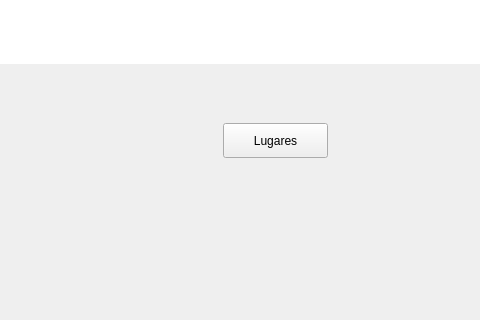
eriklemy/Detetive, file ui/thirteenthwindow.ui: the form before one commit; both pictures show x 437 to 917 and y 327 to 647 of the 1366 by 768 pixel window.
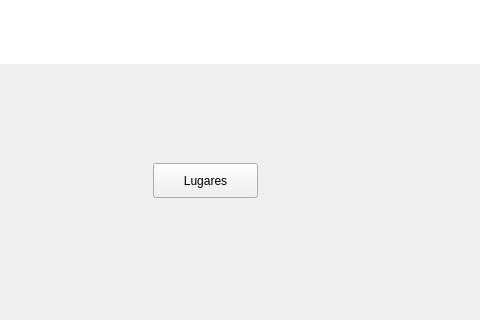
The form after the commit.

Patch:
```diff
--- a/ui/thirteenthwindow.ui
+++ b/ui/thirteenthwindow.ui
@@ -48,8 +48,8 @@
    <widget class="QPushButton" name="pushContinueButton">
     <property name="geometry">
      <rect>
-      <x>660</x>
-      <y>450</y>
+      <x>590</x>
+      <y>490</y>
       <width>105</width>
       <height>35</height>
      </rect>
```
